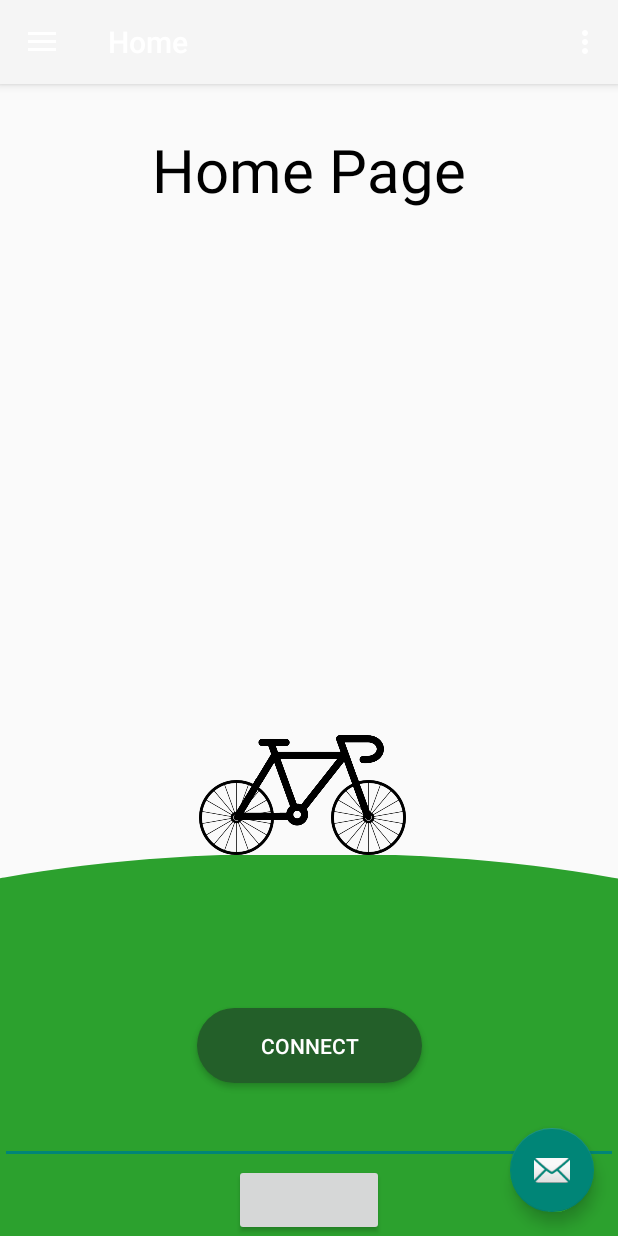
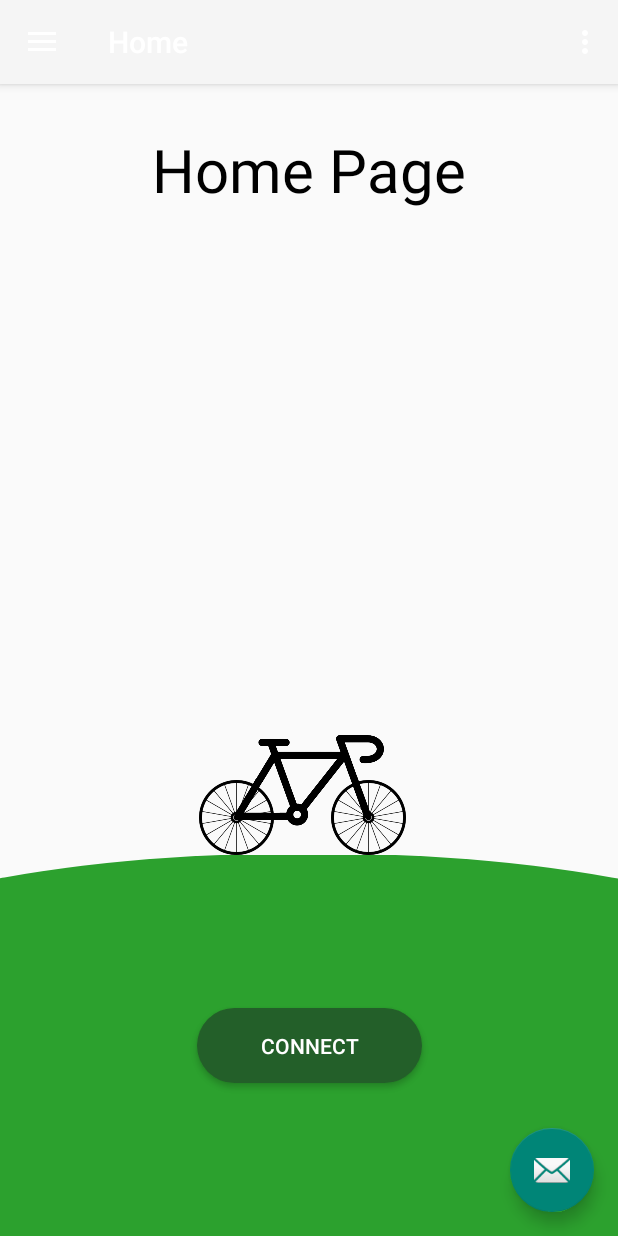
Before and after one commit to danalex032003/GetOverITApp, an Android app: the screen it shows after launch once a user with an empty profile is signed in (HomePageActivity), on a phone screen of 412 x 824 dp. Run offline under Robolectric (Android 15) with nearby library versions, the phone set to English and light mode, and no system bars; our stand-ins replace Firebase (no records; nobody signed in at launch, a user with empty details on screens opened directly), navigation-ui.

Commit message:
Bluetooth finished

```diff
--- a/app/src/main/java/com/example/getoveritapp/ui/home/HomeFragment.java
+++ b/app/src/main/java/com/example/getoveritapp/ui/home/HomeFragment.java
@@ -27,7 +27,7 @@ public class HomeFragment extends Fragment {
 
     private static final UUID mUUID = UUID.fromString("00001101-0000-1000-8000-00805F9B34FB");
     private static final String ADDRESS = "98:D3:71:F6:11:BE";
-    private static final int INT_SENT = 8;
+    private static final int INT_SENT = 1;
 
     private HomeViewModel homeViewModel;
 
@@ -37,8 +37,6 @@ public class HomeFragment extends Fragment {
 
     private Button connect;
     private ImageView backWheelIcon, frontWheelIcon;
-    private EditText optionEditText;
-    private Button sendOption;
 
     private Animation rotateAnimation;
 
@@ -50,8 +48,6 @@ public class HomeFragment extends Fragment {
 
 
         connect = root.findViewById(R.id.bluetooth_connect);
-        optionEditText = root.findViewById(R.id.option_edit_text);
-        sendOption = root.findViewById(R.id.send_option_button);
 
         backWheelIcon = root.findViewById(R.id.back_wheel_icon);
         frontWheelIcon = root.findViewById(R.id.front_wheel_icon);
@@ -80,13 +76,6 @@ public class HomeFragment extends Fragment {
             }
         });
 
-        sendOption.setOnClickListener(new View.OnClickListener() {
-            @Override
-            public void onClick(View view) {
-                write(Integer.parseInt(optionEditText.getText().toString()));
-            }
-        });
-
         return root;
     }
 
--- a/app/src/main/res/layout/fragment_home.xml
+++ b/app/src/main/res/layout/fragment_home.xml
@@ -77,19 +77,4 @@
         app:layout_constraintEnd_toEndOf="parent"
         app:tint="@color/colorBlack" />
 
-    <Button
-        android:id="@+id/send_option_button"
-        android:layout_width="100dp"
-        android:layout_height="wrap_content"
-        app:layout_constraintBottom_toBottomOf="parent"
-        app:layout_constraintStart_toStartOf="parent"
-        app:layout_constraintEnd_toEndOf="parent"/>
-
-    <EditText
-        android:id="@+id/option_edit_text"
-        android:layout_width="match_parent"
-        android:layout_height="wrap_content"
-        android:textSize="25dp"
-        android:gravity="center"
-        app:layout_constraintBottom_toTopOf="@id/send_option_button"/>
 </androidx.constraintlayout.widget.ConstraintLayout>
```
